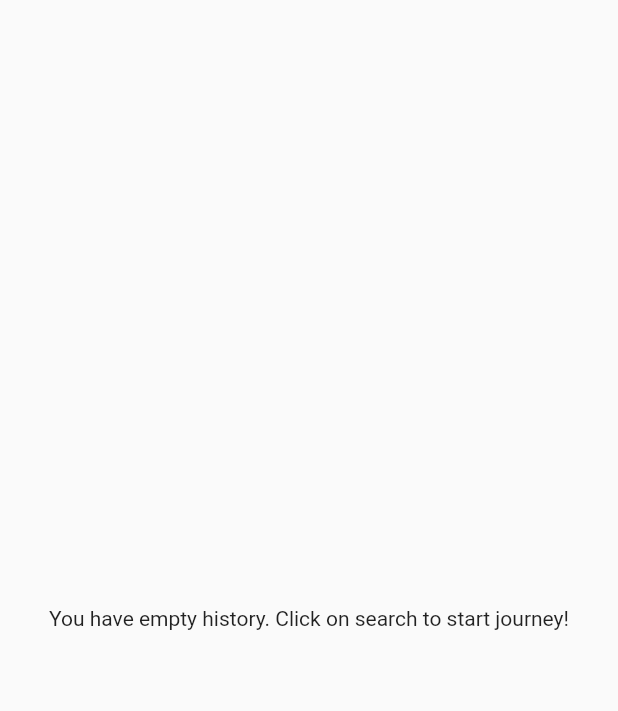
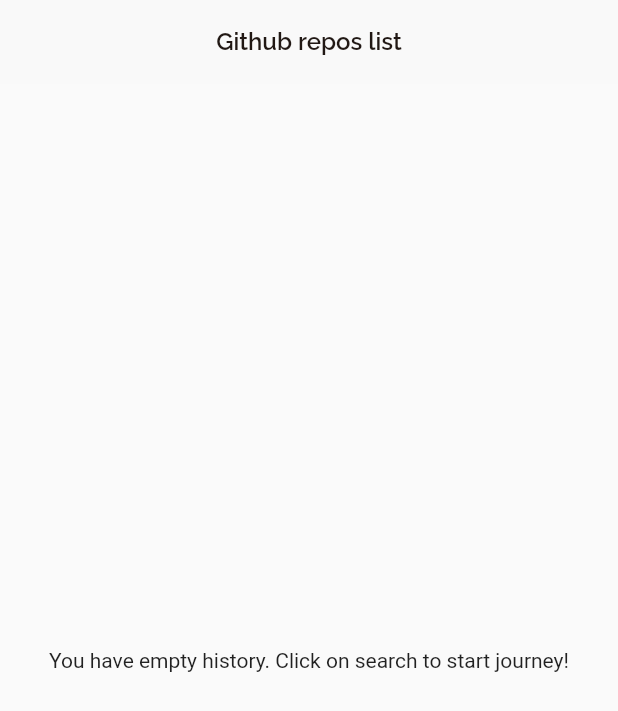
Before and after one commit to OwlDarlyn/flutter-github-search, a Flutter app: the screen it shows after launch, on a phone screen of 412 x 824 dp. Shown: the top 711 px of the screen. Run offline on Flutter 3.47's test engine with Material 2 defaults, Android fonts, the phone set to English and light mode, and no system bars.

Commit message:
add appbar theme

```diff
--- a/lib/presentation/resources/theme_manager.dart
+++ b/lib/presentation/resources/theme_manager.dart
@@ -13,7 +13,7 @@
     appBarTheme: AppBarTheme(
       centerTitle: true,
       color: ColorManager.main,
-      elevation: AppSize.s4,
+      elevation: AppSize.s0,
       titleTextStyle: getHeaderStyle(color: ColorManager.textPrimary),
     ),
   );
--- a/lib/presentation/resources/values_manager.dart
+++ b/lib/presentation/resources/values_manager.dart
@@ -15,6 +15,7 @@
 
 class AppSize {
   static const double s0 = 0;
+  static const double s2 = 2;
   static const double s4 = 4.0;
   static const double s8 = 8.0;
   static const double s16 = 16.0;
--- a/lib/presentation/search/search_view.dart
+++ b/lib/presentation/search/search_view.dart
@@ -1,5 +1,9 @@
 import 'package:flutter/material.dart';
+
+import 'package:potje_test_assignment/presentation/resources/color_manager.dart';
 import 'package:potje_test_assignment/presentation/resources/strings_manager.dart';
+import 'package:potje_test_assignment/presentation/resources/styles_manager.dart';
+import 'package:potje_test_assignment/presentation/resources/values_manager.dart';
 
 class SearchView extends StatelessWidget {
   const SearchView({super.key});
@@ -7,7 +11,15 @@
   @override
   Widget build(BuildContext context) {
     return Scaffold(
-      body: Center(child: Text(AppStrings.empty)),
+      appBar: AppBar(
+        title: Text(
+          AppStrings.searchTitle,
+          style: getHeaderStyle(color: ColorManager.textPrimary),
+        ),
+      ),
+      body: Center(
+        child: Text(AppStrings.empty),
+      ),
     );
   }
 }
```
Also changed, not shown: lib/components/search_form_component.dart (added).
